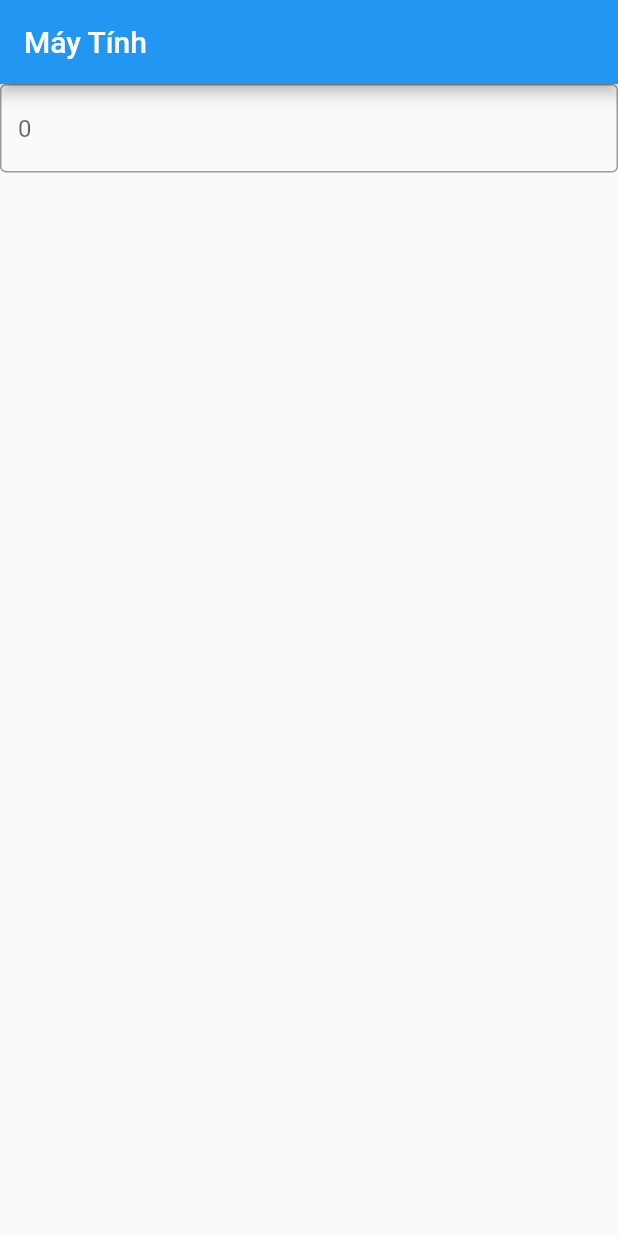
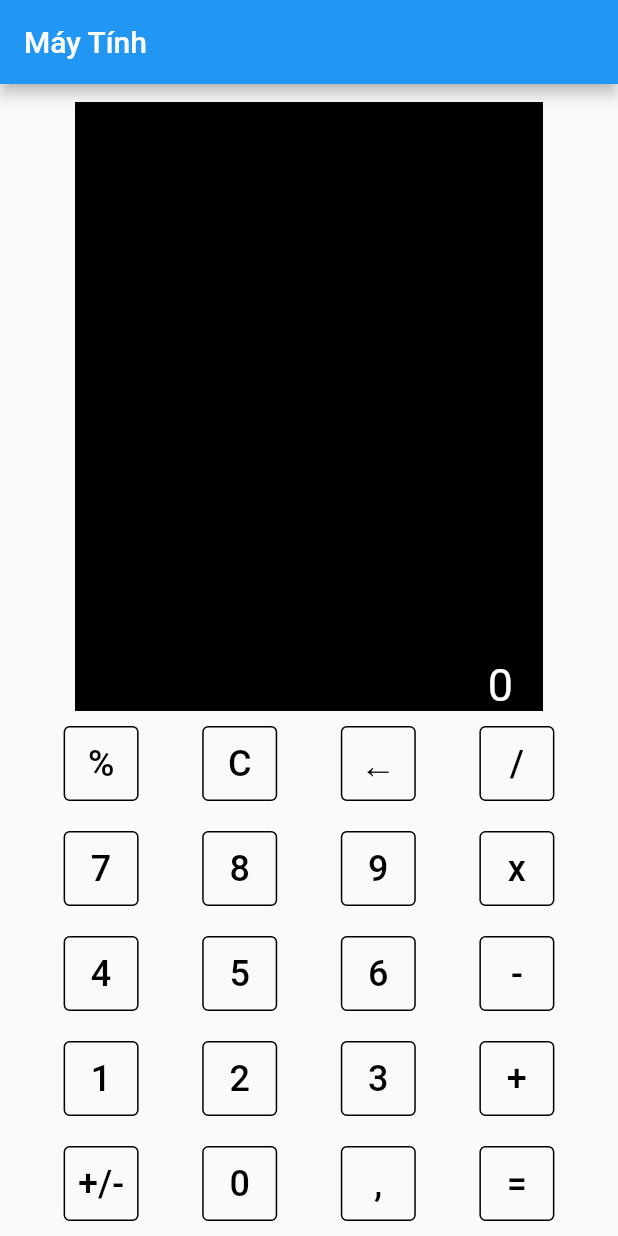
Before and after one commit to KhoaHuynh2001/may_tinh_tren_di_dong, a Flutter app: the screen it shows after launch, on a phone screen of 412 x 824 dp. Run offline on Flutter 3.47's test engine with Material 2 defaults, Android fonts, the phone set to English and light mode, and no system bars.

Commit message:
update_banphiso_and_showresult

```diff
--- a/lib/main.dart
+++ b/lib/main.dart
@@ -1,3 +1,5 @@
+import 'dart:convert';
+
 import 'package:flutter/material.dart';
 
 void main() {
@@ -6,6 +8,7 @@
 
 class MyApp extends StatelessWidget {
   const MyApp({Key? key}) : super(key: key);
+
   @override
   Widget build(BuildContext context) {
     return MaterialApp(
@@ -28,22 +31,131 @@
 }
 
 class _CalculatorMoblieState extends State<CalculatorMoblie> {
+  String His = "";
+  String TextDis = "0";
+  Widget buildButton(String buttonText, double buttonSize, Color buttonColor) {
+    return Row(
+      mainAxisSize: MainAxisSize.min,
+      children: [
+        SizedBox(
+          height: 50,
+          width: 50,
+          child: TextButton(
+            onPressed: () {},
+            child: Text(buttonText,
+                style: TextStyle(fontSize: buttonSize, color: buttonColor)),
+            style: TextButton.styleFrom(
+                side:
+                    BorderSide(style: BorderStyle.solid, color: Colors.black)),
+          ),
+        )
+      ],
+    );
+  }
+
   @override
   Widget build(BuildContext context) {
     return Scaffold(
         appBar: AppBar(
           title: Text(widget.title),
         ),
-        body: Column(
-          children: [
-            TextField(
-              // enableInteractiveSelection: false, // will disable paste operation
-              // focusNode: new AlwaysDisabledFocusNode(),
-              readOnly: true,
-              decoration: const InputDecoration(
-                  border: OutlineInputBorder(), hintText: "0"),
-            )
-          ],
+        body: Container(
+          child: Column(
+            mainAxisAlignment: MainAxisAlignment.end,
+            children: [
+              Expanded(
+                child: Padding(
+                  padding: const EdgeInsets.fromLTRB(50, 12, 50, 0),
+                  child: Container(
+                      decoration: const BoxDecoration(
+                        color: Colors.black,
+                      ),
+                      alignment: const Alignment(1, 1),
+                      child: Column(
+                        mainAxisAlignment: MainAxisAlignment.end,
+                        children: [
+                          Padding(
+                            padding: EdgeInsets.only(right: 20),
+                            child: Text(
+                              His,
+                              style:
+                                  TextStyle(fontSize: 48, color: Colors.white),
+                            ),
+                          ),
+                          Padding(
+                            padding: EdgeInsets.only(right: 20),
+                            child: Text(
+                              TextDis,
+                              style:
+                                  TextStyle(fontSize: 30, color: Colors.white),
+                            ),
+                          ),
+                        ],
+                      )),
+                ),
+              ),
+              Padding(
+                padding: const EdgeInsets.only(top: 10, bottom: 10),
+                child: Row(
+                  mainAxisAlignment: MainAxisAlignment.spaceEvenly,
+                  children: [
+                    buildButton('%', 24, Colors.black),
+                    buildButton('C', 24, Colors.black),
+                    buildButton('←', 24, Colors.black),
+                    buildButton('/', 24, Colors.black)
+                  ],
+                ),
+              ),
+              Padding(
+                padding: const EdgeInsets.only(top: 10, bottom: 10),
+                child: Row(
+                  mainAxisAlignment: MainAxisAlignment.spaceEvenly,
+                  children: [
+                    buildButton('7', 24, Colors.black),
+                    buildButton('8', 24, Colors.black),
+                    buildButton('9', 24, Colors.black),
+                    buildButton('x', 24, Colors.black)
+                  ],
+                ),
+              ),
+              Padding(
+                padding: const EdgeInsets.only(top: 10, bottom: 10),
+                child: Row(
+                  mainAxisAlignment: MainAxisAlignment.spaceEvenly,
+                  children: [
+                    buildButton('4', 24, Colors.black),
+                    buildButton('5', 24, Colors.black),
+                    buildButton('6', 24, Colors.black),
+                    buildButton('-', 24, Colors.black)
+                  ],
+                ),
+              ),
+              Padding(
+                padding: const EdgeInsets.only(top: 10, bottom: 10),
+                child: Row(
+                  mainAxisAlignment: MainAxisAlignment.spaceEvenly,
+                  children: [
+                    buildButton('1', 24, Colors.black),
+                    buildButton('2', 24, Colors.black),
+                    buildButton('3', 24, Colors.black),
+                    buildButton('+', 24, Colors.black)
+                  ],
+                ),
+              ),
+              Padding(
+                padding: const EdgeInsets.only(top: 10, bottom: 10),
+                child: Row(
+                  mainAxisAlignment: MainAxisAlignment.spaceEvenly,
+                  children: [
+                    buildButton('+/-', 24, Colors.black),
+                    buildButton('0', 24, Colors.black),
+                    buildButton(',', 24, Colors.black),
+                    buildButton('=', 24, Colors.black)
+                  ],
+                ),
+              ),
+            ],
+          ),
         ));
   }
 }
```
